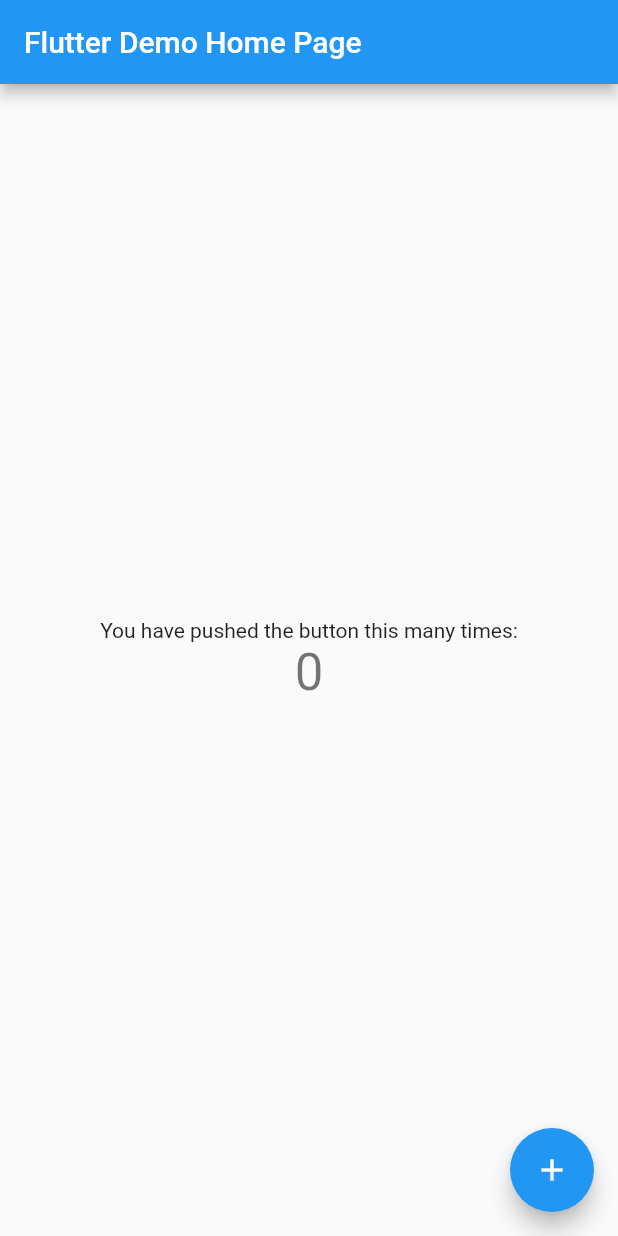
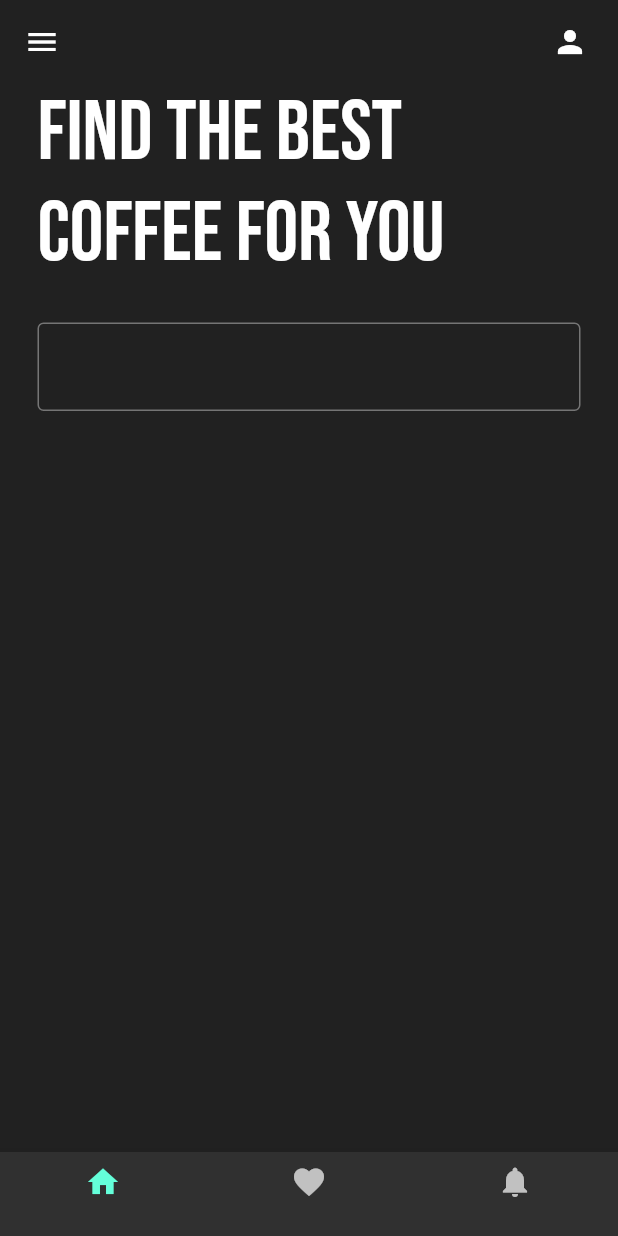
Before and after one commit to shahdat-sajib/coffee-shop-flutter-ui, a Flutter app: the screen it shows after launch, on a phone screen of 412 x 824 dp. Run offline on Flutter 3.47's test engine with Material 2 defaults, Android fonts, the phone set to English and light mode, and no system bars; our stand-ins replace google_fonts.

Commit message:
search bar added

```diff
--- a/lib/main.dart
+++ b/lib/main.dart
@@ -1,3 +1,4 @@
+import 'package:coffee_shop_ui/screens/home_page.dart';
 import 'package:flutter/material.dart';
 
 void main() {
@@ -7,109 +8,15 @@
 class MyApp extends StatelessWidget {
   const MyApp({Key? key}) : super(key: key);
 
-  // This widget is the root of your application.
   @override
   Widget build(BuildContext context) {
     return MaterialApp(
-      title: 'Flutter Demo',
+      debugShowCheckedModeBanner: false,
+      home: HomePage(),
       theme: ThemeData(
-        // This is the theme of your application.
-        //
-        // Try running your application with "flutter run". You'll see the
-        // application has a blue toolbar. Then, without quitting the app, try
-        // changing the primarySwatch below to Colors.green and then invoke
-        // "hot reload" (press "r" in the console where you ran "flutter run",
-        // or simply save your changes to "hot reload" in a Flutter IDE).
-        // Notice that the counter didn't reset back to zero; the application
-        // is not restarted.
-        primarySwatch: Colors.blue,
-      ),
-      home: const MyHomePage(title: 'Flutter Demo Home Page'),
+        brightness: Brightness.dark,
+        primarySwatch: Colors.orange,
+        ),
     );
   }
 }
-
-class MyHomePage extends StatefulWidget {
-  const MyHomePage({Key? key, required this.title}) : super(key: key);
-
-  // This widget is the home page of your application. It is stateful, meaning
-  // that it has a State object (defined below) that contains fields that affect
-  // how it looks.
-
-  // This class is the configuration for the state. It holds the values (in this
-  // case the title) provided by the parent (in this case the App widget) and
-  // used by the build method of the State. Fields in a Widget subclass are
-  // always marked "final".
-
-  final String title;
-
-  @override
-  State<MyHomePage> createState() => _MyHomePageState();
-}
-
-class _MyHomePageState extends State<MyHomePage> {
-  int _counter = 0;
-
-  void _incrementCounter() {
-    setState(() {
-      // This call to setState tells the Flutter framework that something has
-      // changed in this State, which causes it to rerun the build method below
-      // so that the display can reflect the updated values. If we changed
-      // _counter without calling setState(), then the build method would not be
-      // called again, and so nothing would appear to happen.
-      _counter++;
-    });
-  }
-
-  @override
-  Widget build(BuildContext context) {
-    // This method is rerun every time setState is called, for instance as done
-    // by the _incrementCounter method above.
-    //
-    // The Flutter framework has been optimized to make rerunning build methods
-    // fast, so that you can just rebuild anything that needs updating rather
-    // than having to individually change instances of widgets.
-    return Scaffold(
-      appBar: AppBar(
-        // Here we take the value from the MyHomePage object that was created by
-        // the App.build method, and use it to set our appbar title.
-        title: Text(widget.title),
-      ),
-      body: Center(
-        // Center is a layout widget. It takes a single child and positions it
-        // in the middle of the parent.
-        child: Column(
-          // Column is also a layout widget. It takes a list of children and
-          // arranges them vertically. By default, it sizes itself to fit its
-          // children horizontally, and tries to be as tall as its parent.
-          //
-          // Invoke "debug painting" (press "p" in the console, choose the
-          // "Toggle Debug Paint" action from the Flutter Inspector in Android
-          // Studio, or the "Toggle Debug Paint" command in Visual Studio Code)
-          // to see the wireframe for each widget.
-          //
-          // Column has various properties to control how it sizes itself and
-          // how it positions its children. Here we use mainAxisAlignment to
-          // center the children vertically; the main axis here is the vertical
-          // axis because Columns are vertical (the cross axis would be
-          // horizontal).
-          mainAxisAlignment: MainAxisAlignment.center,
-          children: <Widget>[
-            const Text(
-              'You have pushed the button this many times:',
-            ),
-            Text(
-              '$_counter',
-              style: Theme.of(context).textTheme.headline4,
-            ),
-          ],
-        ),
-      ),
-      floatingActionButton: FloatingActionButton(
-        onPressed: _incrementCounter,
-        tooltip: 'Increment',
-        child: const Icon(Icons.add),
-      ), // This trailing comma makes auto-formatting nicer for build methods.
-    );
-  }
-}
--- /dev/null
+++ b/lib/screens/home_page.dart
@@ -0,0 +1,74 @@
+import 'package:flutter/material.dart';
+import 'package:google_fonts/google_fonts.dart';
+
+class HomePage extends StatefulWidget {
+  const HomePage({ Key? key }) : super(key: key);
+
+  @override
+  State<HomePage> createState() => _HomePageState();
+}
+
+class _HomePageState extends State<HomePage> {
+  @override
+  Widget build(BuildContext context) {
+    return Scaffold(
+      backgroundColor: Colors.grey[900],
+
+      appBar: AppBar(
+        elevation: 0,
+        backgroundColor: Colors.transparent,
+        leading: const Icon(Icons.menu),
+        // ignore: prefer_const_literals_to_create_immutables
+        actions: [
+          const Padding(
+            padding: EdgeInsets.only(right: 20.0),
+            child: Icon(Icons.person),
+          ),
+        ],
+      ),
+
+      // ignore: prefer_const_literals_to_create_immutables
+      bottomNavigationBar: BottomNavigationBar(items: [
+        const BottomNavigationBarItem(
+          icon: Icon(Icons.home),
+          label: '',
+        ),
+        const BottomNavigationBarItem(
+          icon: Icon(Icons.favorite),
+          label: '',
+        ),
+        const BottomNavigationBarItem(
+          icon: Icon(Icons.notifications),
+          label: '',
+        ),
+
+      ],),
+
+      body: Column(
+        children: [
+          Padding(
+            padding: const EdgeInsets.symmetric(horizontal: 25.0),
+            child: Text("Find the best coffee for you",
+            style: GoogleFonts.bebasNeue(
+              fontSize: 56.0
+              ),
+          ),),
+
+          const SizedBox(height: 25,),
+
+          Padding(
+            padding: const EdgeInsets.symmetric(horizontal: 25.0),
+            child: TextField(
+              decoration: InputDecoration(
+                focusedBorder: const OutlineInputBorder(),
+                enabledBorder: OutlineInputBorder(
+                  borderSide: BorderSide(color: Colors.grey.shade600),
+                )
+              ),
+            ),
+          ),
+        ],
+      ),
+    );
+  }
+}
--- a/pubspec.yaml
+++ b/pubspec.yaml
@@ -34,6 +34,7 @@
   # The following adds the Cupertino Icons font to your application.
   # Use with the CupertinoIcons class for iOS style icons.
   cupertino_icons: ^1.0.2
+  google_fonts: ^2.3.2
 
 dev_dependencies:
   flutter_test:
```
Also changed, not shown: pubspec.lock, 1 other file.
